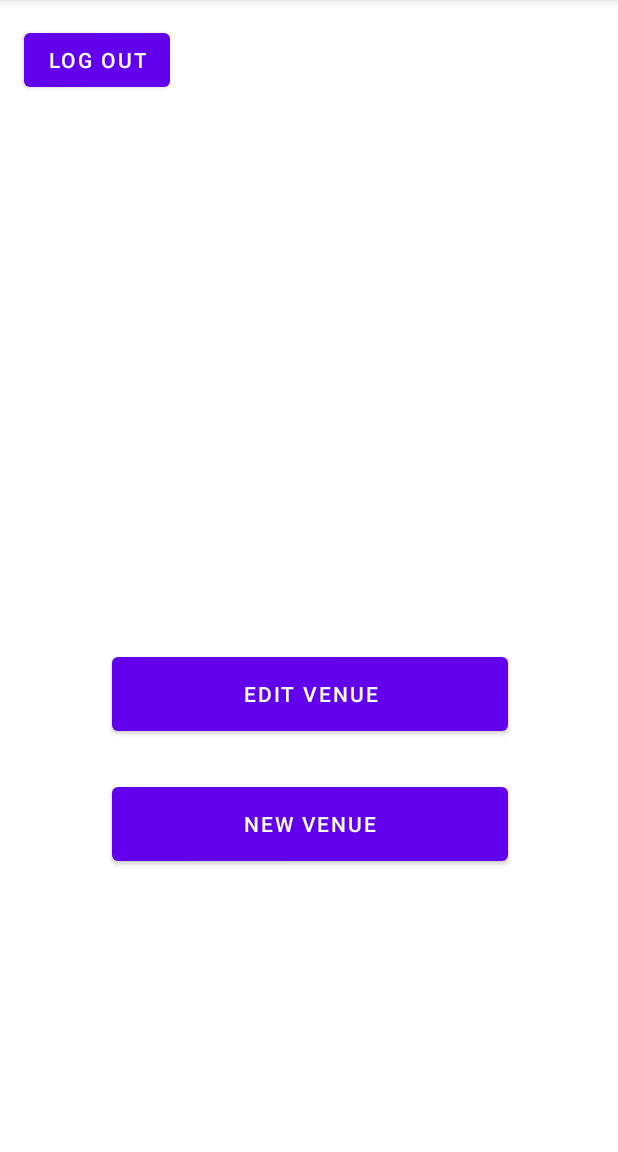
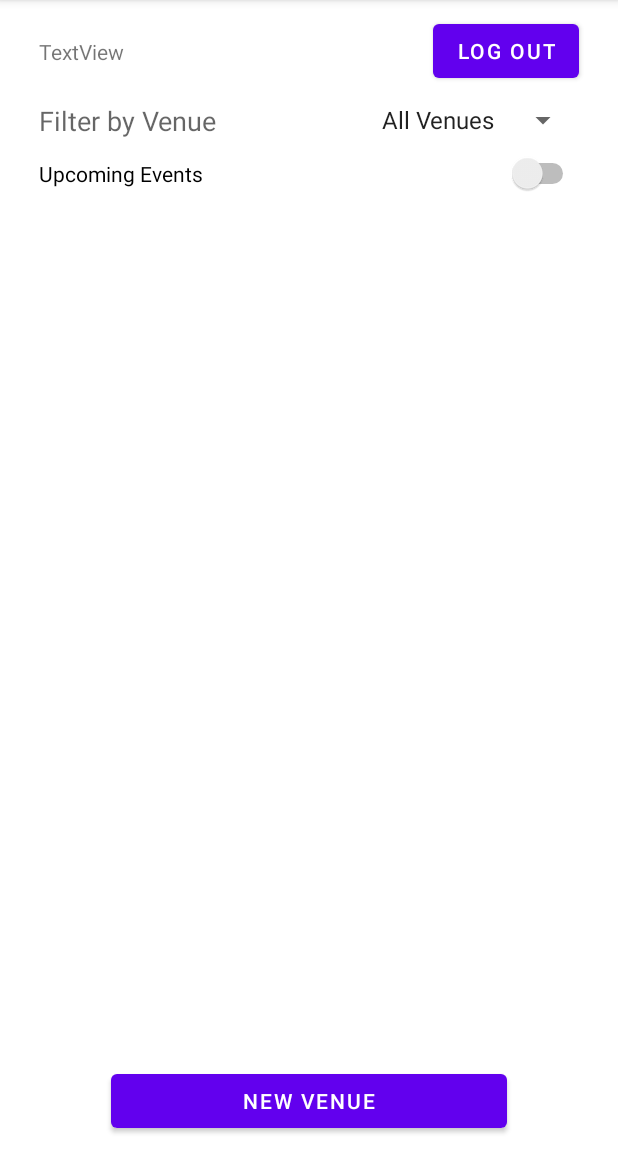
Before and after one commit to BVChamarthi/CSCB07s22-final-project, an Android app: the AdminHomeActivity screen opened directly, with no data from a screen before it, on a phone screen of 412 x 824 dp, the part 84-1236 px from its top. Run offline under Robolectric (Android 15) with nearby library versions, the phone set to English and light mode, and no system bars; our stand-ins replace Firebase (no records; nobody signed in at launch, a user with empty details on screens opened directly); 1 statement that could not run was skipped.

Commit message:
added recycleview and filters to admin page

```diff
--- a/app/src/main/java/com/example/cscb07s22finalproject/AdminHomeActivity.java
+++ b/app/src/main/java/com/example/cscb07s22finalproject/AdminHomeActivity.java
@@ -1,17 +1,68 @@
 package com.example.cscb07s22finalproject;
 
+import androidx.annotation.RequiresApi;
 import androidx.appcompat.app.AppCompatActivity;
+import androidx.recyclerview.widget.DividerItemDecoration;
+import androidx.recyclerview.widget.LinearLayoutManager;
+import androidx.recyclerview.widget.RecyclerView;
 
 import android.content.Intent;
+import android.os.Build;
 import android.os.Bundle;
 import android.view.View;
+import android.widget.Switch;
+import android.widget.TextView;
 
 public class AdminHomeActivity extends AppCompatActivity {
 
+    DataBase db = DataBase.getInstance();
+
+    private SingleAdapter eventsAdapter;
+
+    private Switch upcomingEvents;
+
+    @RequiresApi(api = Build.VERSION_CODES.O)
     @Override
     protected void onCreate(Bundle savedInstanceState) {
         super.onCreate(savedInstanceState);
         setContentView(R.layout.activity_admin_home);
+
+        TextView usernameDisplay = findViewById(R.id.textView5);
+        usernameDisplay.setText(db.getUser().getUsername());
+
+        initRecyclerView();
+
+        Filter filter = new Filter(false, false, false);
+
+        // initialise spinner
+        VenuesSpinner.connectSpinner(this,                          // connect the spinner
+                findViewById(R.id.spinner2),
+                true,                                       // if you don't want "All venues" option, set this to false
+                selectedVenue -> {                                          // callback with the selected venue whenever it changes
+                    filter.setCompareVenue(selectedVenue);
+                    eventsAdapter.SetEvents(filter.filterPass(db.getEvents()));
+                });
+
+        // initialise upcoming events switch
+        upcomingEvents = findViewById(R.id.switch4);
+        upcomingEvents.setOnClickListener(view -> {
+            filter.setUpcomingEvents(upcomingEvents.isChecked());
+            eventsAdapter.SetEvents(filter.filterPass(db.getEvents()));
+        });
+    }
+
+    private void initRecyclerView(){
+
+        //Layout of recyclerview
+        RecyclerView recyclerView = findViewById(R.id.recyclerView);
+
+        recyclerView.setLayoutManager(new LinearLayoutManager(this));
+        recyclerView.addItemDecoration(new DividerItemDecoration(this, LinearLayoutManager.VERTICAL));
+
+        // By setting the adapter to the recycleView, it is able to display all events after updating the event list of the adapter
+        eventsAdapter = new SingleAdapter(this, db.getEvents());
+        recyclerView.setAdapter(eventsAdapter);
+
     }
 
     public void logout(View view) {
--- a/app/src/main/java/com/example/cscb07s22finalproject/UserHomeActivity.java
+++ b/app/src/main/java/com/example/cscb07s22finalproject/UserHomeActivity.java
@@ -24,7 +24,6 @@ public class UserHomeActivity extends AppCompatActivity
         line 52: what happens after join button is clicked
      */
     DataBase db = DataBase.getInstance();
-    private RecyclerView recyclerView;
 
     private SingleAdapter eventsAdapter;
 
@@ -79,7 +78,7 @@ public class UserHomeActivity extends AppCompatActivity
     private void initRecyclerView(){
 
         //Layout of recyclerview
-        recyclerView = findViewById(R.id.singleRV);
+        RecyclerView recyclerView = findViewById(R.id.singleRV);
 
         recyclerView.setLayoutManager(new LinearLayoutManager(this));
         recyclerView.addItemDecoration(new DividerItemDecoration(this, LinearLayoutManager.VERTICAL));
--- a/app/src/main/res/layout/activity_admin_home.xml
+++ b/app/src/main/res/layout/activity_admin_home.xml
@@ -9,45 +9,79 @@
     <androidx.constraintlayout.widget.ConstraintLayout
         android:layout_width="match_parent"
         android:layout_height="match_parent"
-        tools:context=".UserHomeActivity">
-
-        <Button
-            android:id="@+id/buttonGetSelect"
-            android:layout_width="264dp"
-            android:layout_height="61dp"
-            android:layout_marginTop="432dp"
-            android:text="Edit Venue"
-            app:layout_constraintEnd_toEndOf="parent"
-            app:layout_constraintHorizontal_bias="0.503"
-            app:layout_constraintStart_toStartOf="parent"
-            app:layout_constraintTop_toTopOf="parent" />
+        tools:context=".UserHomeActivity"
+        tools:layout_editor_absoluteX="58dp"
+        tools:layout_editor_absoluteY="57dp">
 
         <Button
             android:id="@+id/button6"
             android:layout_width="264dp"
-            android:layout_height="61dp"
-            android:layout_marginTop="20dp"
+            android:layout_height="wrap_content"
+            android:layout_marginBottom="10dp"
             android:onClick="newVenueActivity"
             android:text="New Venue"
             app:layout_constraintBottom_toBottomOf="parent"
             app:layout_constraintEnd_toEndOf="parent"
-            app:layout_constraintHorizontal_bias="0.503"
+            app:layout_constraintStart_toStartOf="parent" />
+
+        <Button
+            android:id="@+id/button4"
+            android:layout_width="wrap_content"
+            android:layout_height="wrap_content"
+            android:layout_marginTop="10dp"
+            android:onClick="logout"
+            android:text="Log Out"
+            app:layout_constraintEnd_toEndOf="@+id/switch4"
+            app:layout_constraintTop_toTopOf="parent" />
+
+        <androidx.recyclerview.widget.RecyclerView
+            android:id="@+id/recyclerView"
+            android:layout_width="0dp"
+            android:layout_height="0dp"
+            android:layout_marginTop="10dp"
+            android:layout_marginBottom="10dp"
+            app:layout_constraintBottom_toTopOf="@+id/button6"
+            app:layout_constraintEnd_toEndOf="parent"
             app:layout_constraintStart_toStartOf="parent"
-            app:layout_constraintTop_toBottomOf="@+id/buttonGetSelect"
-            app:layout_constraintVertical_bias="0.026" />
+            app:layout_constraintTop_toBottomOf="@+id/switch4" />
+
+        <TextView
+            android:id="@+id/textView4"
+            android:layout_width="wrap_content"
+            android:layout_height="wrap_content"
+            android:text="Filter by Venue"
+            android:textAppearance="@style/TextAppearance.AppCompat.Medium"
+            app:layout_constraintBottom_toBottomOf="@+id/spinner2"
+            app:layout_constraintStart_toStartOf="@+id/switch4"
+            app:layout_constraintTop_toTopOf="@+id/spinner2" />
+
+        <Spinner
+            android:id="@+id/spinner2"
+            android:layout_width="wrap_content"
+            android:layout_height="wrap_content"
+            android:layout_marginTop="10dp"
+            app:layout_constraintEnd_toEndOf="@+id/switch4"
+            app:layout_constraintTop_toBottomOf="@+id/button4" />
+
+        <Switch
+            android:id="@+id/switch4"
+            android:layout_width="360dp"
+            android:layout_height="wrap_content"
+            android:layout_marginTop="10dp"
+            android:text="Upcoming Events"
+            app:layout_constraintEnd_toEndOf="parent"
+            app:layout_constraintStart_toStartOf="parent"
+            app:layout_constraintTop_toBottomOf="@+id/spinner2" />
+
+        <TextView
+            android:id="@+id/textView5"
+            android:layout_width="wrap_content"
+            android:layout_height="wrap_content"
+            android:text="TextView"
+            app:layout_constraintBottom_toBottomOf="@+id/button4"
+            app:layout_constraintStart_toStartOf="@+id/switch4"
+            app:layout_constraintTop_toTopOf="@+id/button4" />
 
     </androidx.constraintlayout.widget.ConstraintLayout>
 
-    <Button
-        android:id="@+id/button4"
-        android:layout_width="wrap_content"
-        android:layout_height="wrap_content"
-        android:layout_marginStart="16dp"
-        android:layout_marginLeft="16dp"
-        android:layout_marginTop="16dp"
-        android:onClick="logout"
-        android:text="Log Out"
-        app:layout_constraintStart_toStartOf="parent"
-        app:layout_constraintTop_toTopOf="parent" />
-
 </androidx.constraintlayout.widget.ConstraintLayout>
```
